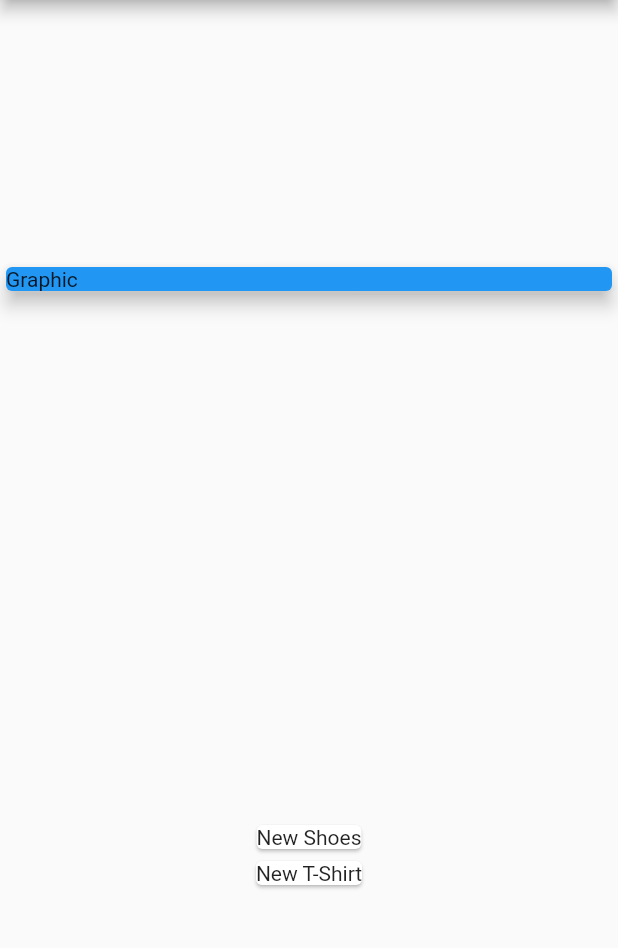
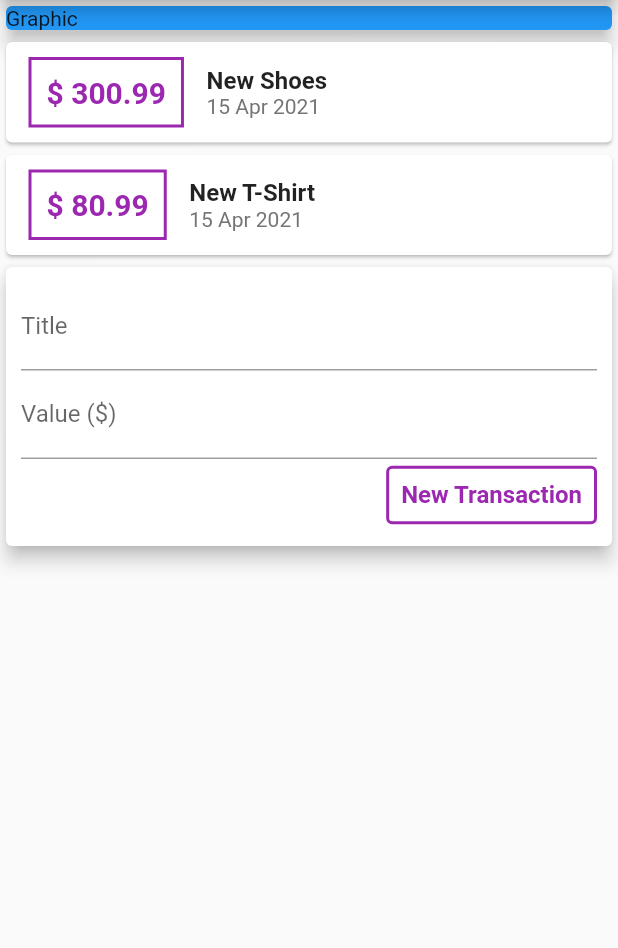
Before and after one commit to steniooliv/expenses_flutter, a Flutter app: the screen it shows after launch, on a phone screen of 412 x 824 dp, the part 84-1032 px from its top. Run offline on Flutter 3.47's test engine with Material 2 defaults, Android fonts, the phone set to English and light mode, and no system bars.

Commit message:
optimize with components

```diff
--- a/lib/main.dart
+++ b/lib/main.dart
@@ -1,5 +1,5 @@
-import 'package:expenses_flutter/models/transaction.dart';
 import 'package:flutter/material.dart';
+import 'package:expenses_flutter/components/transaction_user.dart';
 
 main() => runApp(ExpensesApp());
 
@@ -13,21 +13,6 @@ class ExpensesApp extends StatelessWidget {
 }
 
 class MyHomePage extends StatelessWidget {
-  final _transaction = [
-    Transaction(
-      id: "t1",
-      title: "New Shoes",
-      value: 300.99,
-      date: DateTime.now(),
-    ),
-    Transaction(
-      id: "t2",
-      title: "New T-Shirt",
-      value: 80.99,
-      date: DateTime.now(),
-    ),
-  ];
-
   @override
   Widget build(BuildContext context) {
     return Scaffold(
@@ -35,7 +20,6 @@ class MyHomePage extends StatelessWidget {
           title: Text("Personal Expenses"),
         ),
         body: Column(
-          mainAxisAlignment: MainAxisAlignment.spaceAround,
           crossAxisAlignment: CrossAxisAlignment.stretch,
           children: <Widget>[
             Container(
@@ -45,13 +29,7 @@ class MyHomePage extends StatelessWidget {
                 elevation: 5,
               ),
             ),
-            Column(
-              children: _transaction.map((e) {
-                return Card(
-                  child: Text(e.title),
-                );
-              }).toList(),
-            )
+            TransactionUser(),
           ],
         ));
   }
```
